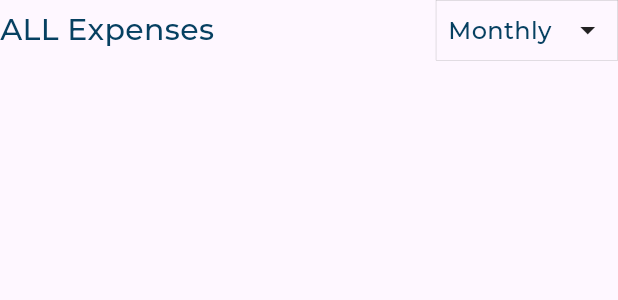
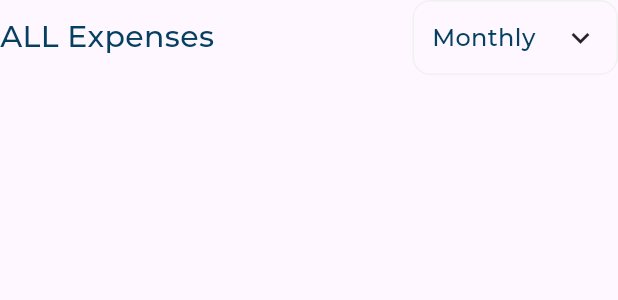
Before and after one commit to abdulmalek9/responsive_app, a Flutter app: the AllExpensesHeader widget shown alone on an empty page, opened directly, on a phone screen of 412 x 824 dp. Shown: the top 300 px of the screen. Run offline on Flutter 3.47's test engine with Material 3 defaults, Android fonts, the phone set to English and light mode, and no system bars; our stand-ins replace flutter_svg; project files that could hold a hidden picture were left out.

Commit message:
fix card design

```diff
--- a/lib/widget/all_expenses_header.dart
+++ b/lib/widget/all_expenses_header.dart
@@ -13,12 +13,13 @@ class AllExpensesHeader extends StatelessWidget {
           "ALL Expenses",
           style: AppStyles.styleSemiBold20(context),
         ),
-        // const Expanded(child: SizedBox()),
-
         Container(
-          padding: const EdgeInsets.all(8),
+          padding: const EdgeInsets.symmetric(horizontal: 12, vertical: 12),
           decoration: BoxDecoration(
-            border: Border.all(color: Colors.grey, width: 0.2),
+            borderRadius: BorderRadius.circular(12),
+            border: Border.all(
+              color: const Color(0XFFF1F1F1),
+            ),
           ),
           child: Row(
             children: [
@@ -27,9 +28,9 @@ class AllExpensesHeader extends StatelessWidget {
                 style: AppStyles.styleMedium16(context),
               ),
               const SizedBox(
-                width: 12,
+                width: 18,
               ),
-              const Icon(Icons.arrow_drop_down_sharp)
+              const Icon(Icons.keyboard_arrow_down_sharp)
             ],
           ),
         )
--- a/lib/widget/all_expenses_widget.dart
+++ b/lib/widget/all_expenses_widget.dart
@@ -1,5 +1,5 @@
 import 'package:flutter/material.dart';
-import 'package:responsive_app/widget/all_expenses_card.dart';
+import 'package:responsive_app/widget/all_expenses_card_builder.dart';
 import 'package:responsive_app/widget/all_expenses_header.dart';
 
 class AllExpensesWidget extends StatelessWidget {
@@ -21,9 +21,7 @@ class AllExpensesWidget extends StatelessWidget {
           SizedBox(
             height: 16,
           ),
-          Row(
-            children: [AllExpensesCard(), AllExpensesCard()],
-          )
+          AllExpensesCardBuilder()
         ],
       ),
     );
```
Also changed, not shown: lib/models/all_expenses_card_model.dart (+6 -2 lines), lib/widget/all_expenses_card.dart (+7 -5 lines), lib/widget/all_expenses_card_builder.dart (added, +45 -0 lines), lib/widget/all_expenses_inactive_and_active_card_body.dart (+13 -8 lines).
